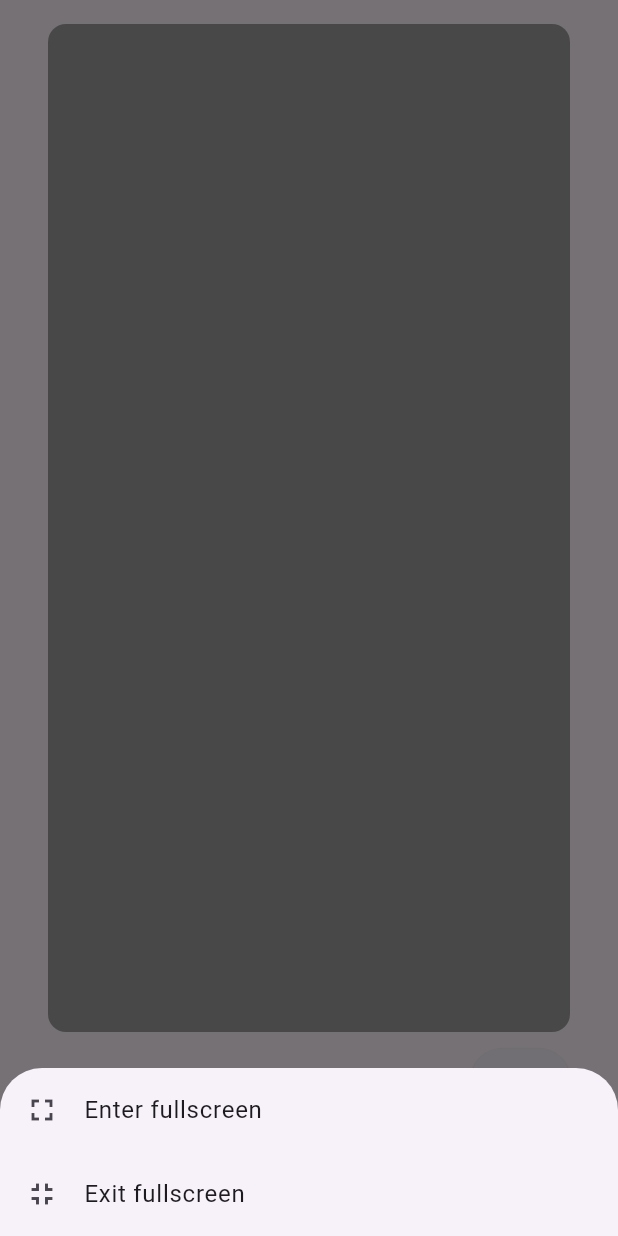
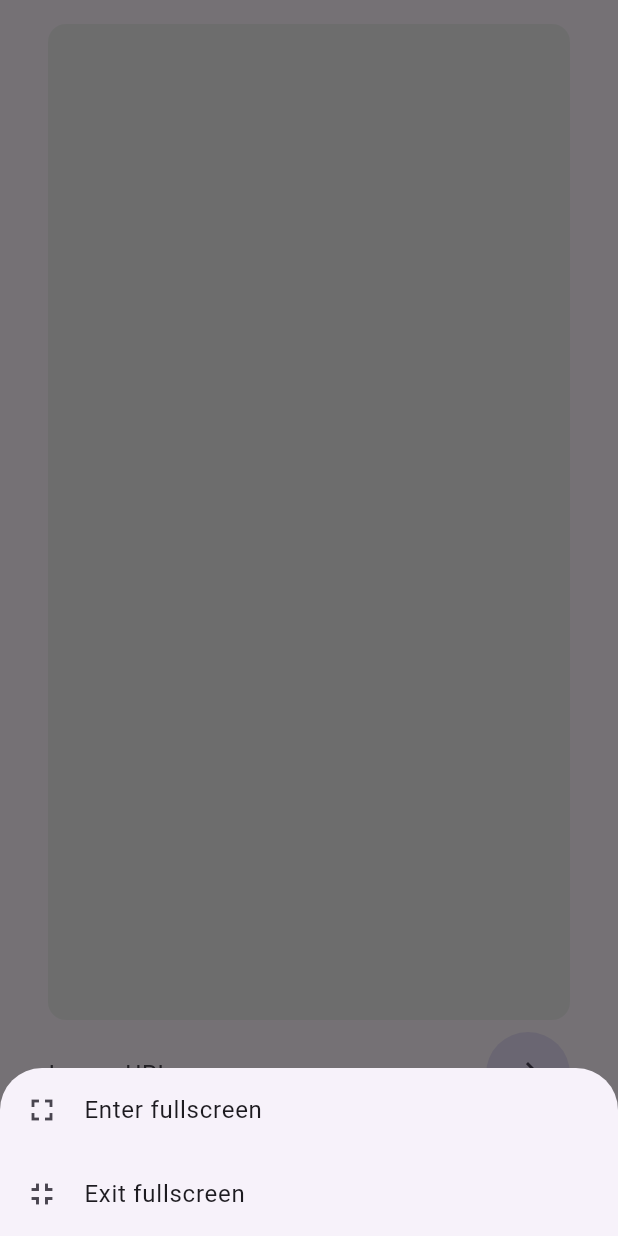
Before and after one commit to himanshu17113/image_viewer, a Flutter app: the screen it shows after launch, after a tap on the "add" icon, on a phone screen of 412 x 824 dp. Run offline on Flutter 3.47's test engine with Material 3 defaults, Android fonts, the phone set to English and light mode, and no system bars; missing offline and left inert: dart:html, dart:ui_web.

Commit message:
Add Makefile for web deployment and refactor image handling in Flutter app

```diff
--- a/lib/main.dart
+++ b/lib/main.dart
@@ -1,7 +1,6 @@
-import 'dart:html' as html;
-
 import 'package:flutter/material.dart';
 import 'package:image_viewer/image.dart';
+import 'dart:html' as html;
 
 /// The entry point of the application.
 void main() {
@@ -10,7 +9,6 @@ void main() {
 
 /// The root widget of the application.
 class MyApp extends StatelessWidget {
-  /// Creates a [MyApp].
   const MyApp({super.key});
 
   @override
@@ -19,34 +17,31 @@ class MyApp extends StatelessWidget {
   }
 }
 
-/// A [Widget] displaying the home page with an image and bottom sheet actions.
+/// A widget displaying the home page with an image and bottom sheet actions.
 class HomePage extends StatefulWidget {
-  /// Creates a [HomePage].
   const HomePage({super.key});
 
   @override
   State<HomePage> createState() => _HomePageState();
 }
 
-/// The state for [HomePage].
 class _HomePageState extends State<HomePage> {
-  /// Controller for the image URL [TextField].
-  final TextEditingController _controller = TextEditingController();
+  final TextEditingController _urlController = TextEditingController();
 
   @override
   void dispose() {
-    _controller.dispose();
+    _urlController.dispose();
     super.dispose();
   }
 
-  /// Shows a bottom sheet with "Enter Fullscreen" and "Exit Fullscreen" actions.
+  /// Shows a bottom sheet with fullscreen management actions.
   ///
-  /// The background is dimmed. Tapping outside the bottom sheet will dismiss it.
+  /// The background is dimmed and the sheet can be dismissed by tapping outside.
   void _showMenuSheet(BuildContext context) {
     showModalBottomSheet<void>(
       context: context,
-      barrierColor: Colors.black54, // Dims the background.
-      isDismissible: true, // Tap outside to close.
+      barrierColor: Colors.black54,
+      isDismissible: true,
       builder: (BuildContext context) {
         return SafeArea(
           child: Wrap(
@@ -55,7 +50,7 @@ class _HomePageState extends State<HomePage> {
                 leading: const Icon(Icons.fullscreen),
                 title: const Text('Enter fullscreen'),
                 onTap: () {
-                  _enterFullscreen();
+                  _setFullscreen(enable: true);
                   Navigator.pop(context);
                 },
               ),
@@ -63,7 +58,7 @@ class _HomePageState extends State<HomePage> {
                 leading: const Icon(Icons.fullscreen_exit),
                 title: const Text('Exit fullscreen'),
                 onTap: () {
-                  _exitFullscreen();
+                  _setFullscreen(enable: false);
                   Navigator.pop(context);
                 },
               ),
@@ -74,15 +69,14 @@ class _HomePageState extends State<HomePage> {
     );
   }
 
-  /// Requests the browser to enter fullscreen mode (web only).
-  void _enterFullscreen() {
-    html.document.documentElement?.requestFullscreen();
-  }
-
-  /// Exits fullscreen mode if currently active (web only).
-  void _exitFullscreen() {
-    if (html.document.fullscreenElement != null) {
-      html.document.exitFullscreen();
+  /// Sets fullscreen mode based on the [enable] parameter.
+  void _setFullscreen({required bool enable}) {
+    if (enable) {
+      html.document.documentElement?.requestFullscreen();
+    } else {
+      if (html.document.fullscreenElement != null) {
+        html.document.exitFullscreen();
+      }
     }
   }
 
@@ -92,28 +86,38 @@ class _HomePageState extends State<HomePage> {
       body: Padding(
         padding: const EdgeInsets.fromLTRB(32, 16, 32, 16),
         child: Column(
-          mainAxisSize: MainAxisSize.min,
           children: [
             Expanded(
               child: AspectRatio(
                 aspectRatio: 1,
                 child: Container(
-                  decoration: BoxDecoration(color: Colors.grey, borderRadius: BorderRadius.circular(12)),
-                  child: _controller.text.isNotEmpty ? HtmlImageWidget(imageUrl: _controller.text) : const SizedBox.shrink(),
+                  decoration: BoxDecoration(
+                    color: Colors.grey[200],
+                    borderRadius: BorderRadius.circular(12),
+                  ),
+                  child:
+                      _urlController.text.isEmpty
+                          ? SizedBox.shrink()
+                          : HtmlImageWidget(imageUrl: _urlController.text),
                 ),
               ),
             ),
             const SizedBox(height: 8),
             Row(
               children: [
-                Expanded(child: TextField(controller: _controller, decoration: const InputDecoration(hintText: 'Image URL'))),
-                ElevatedButton(
-                  onPressed: () {
-                    setState(() {
-                      // Trigger rebuild to display new image
-                    });
-                  },
-                  child: const Padding(padding: EdgeInsets.fromLTRB(0, 12, 0, 12), child: Icon(Icons.arrow_forward)),
+                Expanded(
+                  child: TextField(
+                    controller: _urlController,
+                    decoration: const InputDecoration(hintText: 'Image URL'),
+                  ),
+                ),
+                const SizedBox(width: 8),
+                IconButton.filledTonal(
+                  icon: const Icon(Icons.arrow_forward),
+                  style: IconButton.styleFrom(
+                    padding: const EdgeInsets.all(16),
+                  ),
+                  onPressed: () => setState(() {}),
                 ),
               ],
             ),
@@ -121,7 +125,10 @@ class _HomePageState extends State<HomePage> {
           ],
         ),
       ),
-      floatingActionButton: FloatingActionButton(onPressed: () => _showMenuSheet(context), child: const Icon(Icons.add)),
+      floatingActionButton: FloatingActionButton(
+        onPressed: () => _showMenuSheet(context),
+        child: const Icon(Icons.add),
+      ),
     );
   }
 }
```
Also changed, not shown: lib/image.dart (+30 -26 lines), 1 other file.
